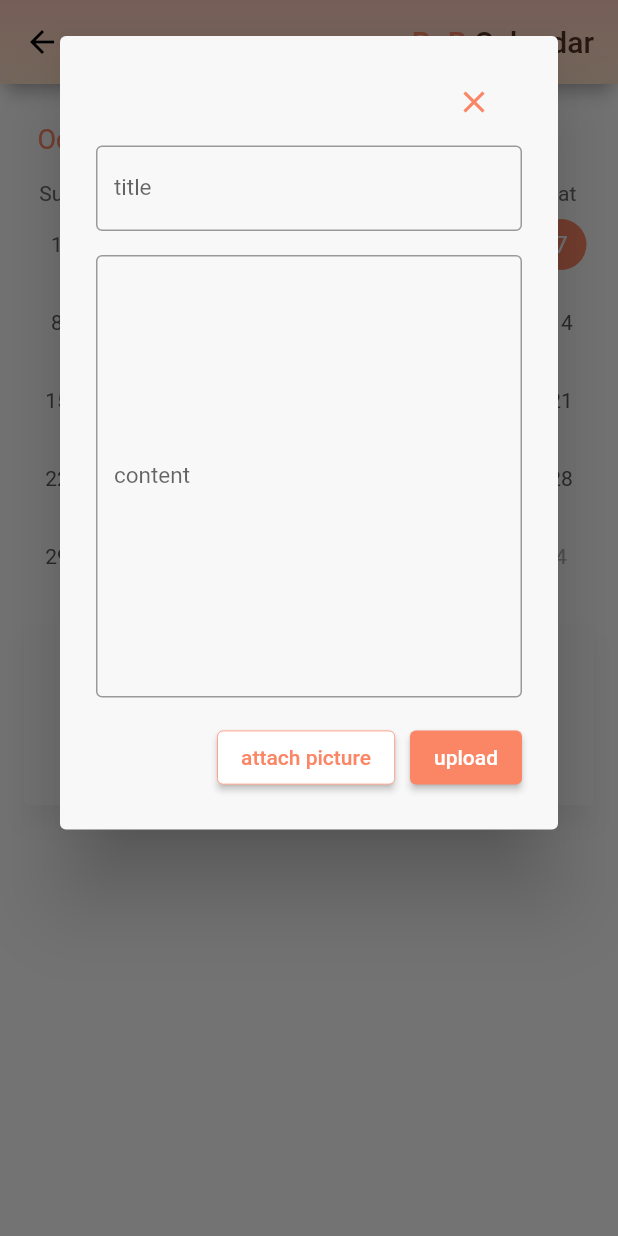
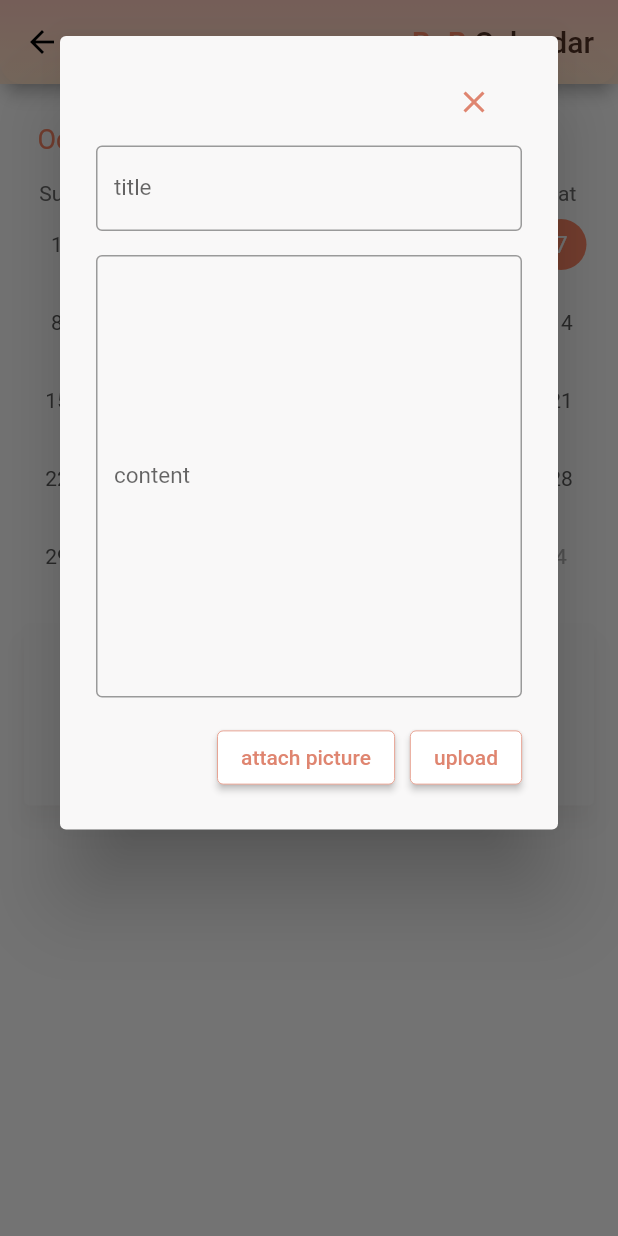
Before and after one commit to LSTM2023/BoB-AppPart, a Flutter app: the MainDiary screen opened directly, after a tap on the "add" icon, on a phone screen of 412 x 824 dp. Run offline on Flutter 3.47's test engine with Material 2 defaults, Android fonts, the phone set to English and light mode, and no system bars; drawn by our look-alikes of table_calendar; our stand-ins replace badges, carousel_slider, dio, dropdown_textfield, easy_localization, firebase_core and 11 more; missing offline and left inert: bottom_picker, flutter_naver_login, flutter_vlc_player, horizontal_picker, jwt_decode, multi_masked_formatter and 3 more; accounts and stored records are empty; Roboto replaces fonts that are missing (omew).

Commit message:
code refactoring: cctv, diary

```diff
--- a/BoB/lib/screens/main_3_diary.dart
+++ b/BoB/lib/screens/main_3_diary.dart
@@ -77,7 +77,7 @@ class MainDiaryState extends State<MainDiary> {
 
   diaryList() {
     return Container(
-      margin: EdgeInsets.all(10),
+      margin: const EdgeInsets.all(10),
       child: Column(
         children: [
           TableCalendar(
@@ -162,7 +162,7 @@ class MainDiaryState extends State<MainDiary> {
                                     child: AlertDialog(
                                       content: Form(
                                         key: _formKey,
-                                        child: writeDiary(selectedDay),
+                                        child: writeDiary(selectedDay, null),
                                       ),
                                       backgroundColor: const Color(0xFFF9F8F8),
                                     ),
@@ -249,7 +249,7 @@ class MainDiaryState extends State<MainDiary> {
                                               child: AlertDialog(
                                                 content: Form(
                                                   key: _formKey,
-                                                  child: updateDiary(
+                                                  child: writeDiary(
                                                       selectedDay,
                                                       snapshot.data),
                                                 ),
@@ -347,13 +347,10 @@ class MainDiaryState extends State<MainDiary> {
     );
   }
 
-  final TextEditingController _titleController = TextEditingController();
-  final TextEditingController _contentController = TextEditingController();
-
-  updateDiary(DateTime selectedDay, Diary? diary) {
-    String title = diary!.title;
-    String content = diary.content;
-    String? image = diary.image;
+  writeDiary(DateTime selectedDay, Diary? diary) {
+    String title = diary?.title ?? '';
+    String content = diary?.content ?? '';
+    String? image = diary?.image;
     String selDay = DateFormat('yyyy.MM.dd').format(selectedDay);
     final ImagePicker picker = ImagePicker();
 
@@ -371,8 +368,8 @@ class MainDiaryState extends State<MainDiary> {
             height: 5.0,
           ),
           TextFormField(
-            cursorColor: Color(0xffdf8570),
-            initialValue: diary.title,
+            cursorColor: const Color(0xffdf8570),
+            initialValue: diary?.title,
             onSaved: (value) {
               setState(() {
                 title = value as String;
@@ -398,10 +395,10 @@ class MainDiaryState extends State<MainDiary> {
             width: 5000,
           ),
           TextFormField(
-            cursorColor: Color(0xffdf8570),
+            cursorColor: const Color(0xffdf8570),
             maxLines: 15,
             keyboardType: TextInputType.multiline,
-            initialValue: diary.content,
+            initialValue: diary?.content,
             onSaved: (value) {
               setState(() {
                 content = value as String;
@@ -430,10 +427,10 @@ class MainDiaryState extends State<MainDiary> {
             children: [
               ElevatedButton(
                   onPressed: (() async {
-                    final XFile? _image =
+                    final XFile? image0 =
                     await picker.pickImage(source: ImageSource.gallery);
                     setState(() {
-                      image = _image!.path;
+                      image = image0!.path;
                     });
                   }),
                   style: ElevatedButton.styleFrom(
@@ -444,17 +441,26 @@ class MainDiaryState extends State<MainDiary> {
                       )),
                   child: Text(
                       image != null ? 'change_image'.tr : 'put_image'.tr,
-                      style: TextStyle(color: Color(0xffdf8570)))),
+                      style: const TextStyle(color: Color(0xffdf8570)))),
               const SizedBox(width: 10),
               ElevatedButton(
                   onPressed: () {
                     if (_formKey.currentState!.validate()) {
                       _formKey.currentState!.save();
+                      if (diary?.title != null) {
                         DatabaseHelper.instance.update(Diary(
                             date: selDay,
                             title: title,
                             content: content,
                             image: image));
+                      }
+                      else {
+                        DatabaseHelper.instance.add(Diary(
+                            date: selDay,
+                            title: title,
+                            content: content,
+                            image: image));
+                      }
                       _formKey.currentState?.reset();
                       Navigator.of(context).pop();
                       ScaffoldMessenger.of(context).showSnackBar(
@@ -468,136 +474,10 @@ class MainDiaryState extends State<MainDiary> {
                         color: Color(0xffdf8570),
                         width: 0.5,
                       )),
-                  child: Text('modify'.tr,
+                  child: Text(diary?.title != null ? 'modify'.tr : 'upload'.tr,
                       style: const TextStyle(color: Color(0xffdf8570)))),
             ],
           ),
         ]);
   }
-
-  writeDiary(DateTime selectedDay) {
-    String title = '';
-    String content = '';
-    String? image;
-    String selDay = DateFormat('yyyy.MM.dd').format(selectedDay);
-    final ImagePicker picker = ImagePicker();
-
-    return Column(
-        crossAxisAlignment: CrossAxisAlignment.end,
-        children: <Widget>[
-          TextButton(
-            child: const Icon(Icons.clear, color: Color(0xFFFB8665)),
-            onPressed: () {
-              _formKey.currentState?.reset();
-              Navigator.of(context).pop();
-            },
-          ),
-          const SizedBox(
-            height: 5.0,
-          ),
-          TextFormField(
-            cursorColor: const Color(0xFFFB8665),
-            controller: _titleController,
-            onSaved: (value) {
-              setState(() {
-                title = value as String;
-              });
-            },
-            validator: (value) {
-              if (value!.trim().isEmpty) {
-                return 'enter_title'.tr;
 }
-              return null;
-            },
-            decoration: InputDecoration(
-              labelText: 'title'.tr,
-              floatingLabelStyle: const TextStyle(color: Color(0xFFFB8665)),
-              focusedBorder: const OutlineInputBorder(
-                  borderSide: BorderSide(width: 1.5, color: Color(0xFFFB8665))),
-              border: const OutlineInputBorder(),
-            ),
-            style: const TextStyle(fontSize: 15),
-          ),
-          const SizedBox(
-            height: 16.0,
-            width: 5000,
-          ),
-          TextFormField(
-            cursorColor: const Color(0xFFFB8665),
-            maxLines: 15,
-            keyboardType: TextInputType.multiline,
-            controller: _contentController,
-            onSaved: (value) {
-              setState(() {
-                content = value as String;
-              });
-            },
-            validator: (value) {
-              if (value!.trim().isEmpty) {
-                return 'enter_content'.tr;
-              }
-              return null;
-            },
-            decoration: InputDecoration(
-              labelText: 'content'.tr,
-              floatingLabelStyle: const TextStyle(color: Color(0xFFFB8665)),
-              focusedBorder: const OutlineInputBorder(
-                  borderSide: BorderSide(width: 1.5, color: Color(0xFFFB8665))),
-              border: const OutlineInputBorder(),
-            ),
-            style: const TextStyle(fontSize: 15),
-          ),
-          const SizedBox(
-            height: 16.0,
-          ),
-          Row(
-            mainAxisAlignment: MainAxisAlignment.end,
-            children: [
-              ElevatedButton(
-                  onPressed: (() async {
-                    final XFile? _image =
-                        await picker.pickImage(source: ImageSource.gallery);
-                    setState(() {
-                      image = _image!.path;
-                    });
-                  }),
-                  style: ElevatedButton.styleFrom(
-                      backgroundColor: Colors.white,
-                      side: const BorderSide(
-                        color: Color(0xFFFB8665),
-                        width: 0.5,
-                      )),
-                  child: Text(
-                      image != null ? 'change_image'.tr : 'put_image'.tr,
-                      style: const TextStyle(color: Color(0xFFFB8665)))),
-              const SizedBox(width: 10),
-              ElevatedButton(
-                  onPressed: () {
-                    if (_formKey.currentState!.validate()) {
-                      _formKey.currentState!.save();
-                      DatabaseHelper.instance.add(Diary(
-                          date: selDay,
-                          title: title,
-                          content: content,
-                          image: image));
-                      _formKey.currentState?.reset();
-                      Navigator.of(context).pop();
-                      ScaffoldMessenger.of(context).showSnackBar(
-                        SnackBar(content: Text('uploaded'.tr)),
-                      );
-                    }
-                  },
-                  style: ElevatedButton.styleFrom(
-                      backgroundColor: const Color(0xFFFB8665),
-                  ),
-                  child: Text('upload'.tr,
-                      style: const TextStyle(color: Colors.white))),
-              if (image != null)
-                Expanded(
-                  child: Image.file(File(image!)),
-                ),
-            ],
-          ),
-        ]);
-  }
-}
```
Also changed, not shown: BoB/lib/screens/main_2_cctv.dart (+10 -11 lines). Lines whose indentation alone changed are shown as unchanged.
